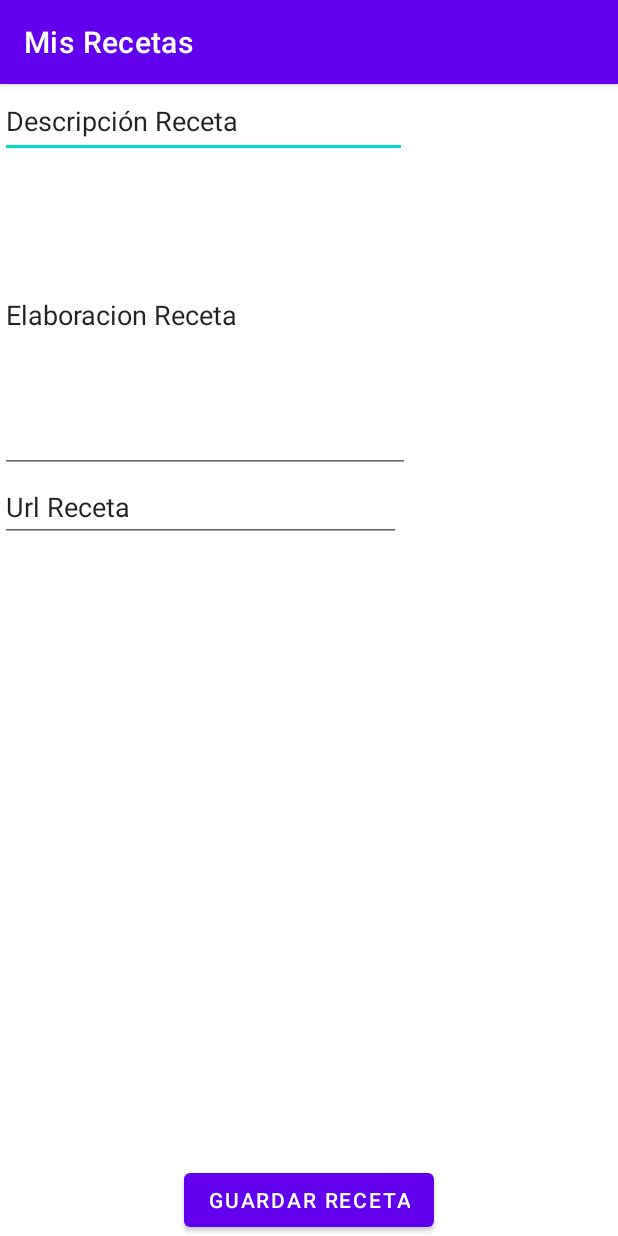
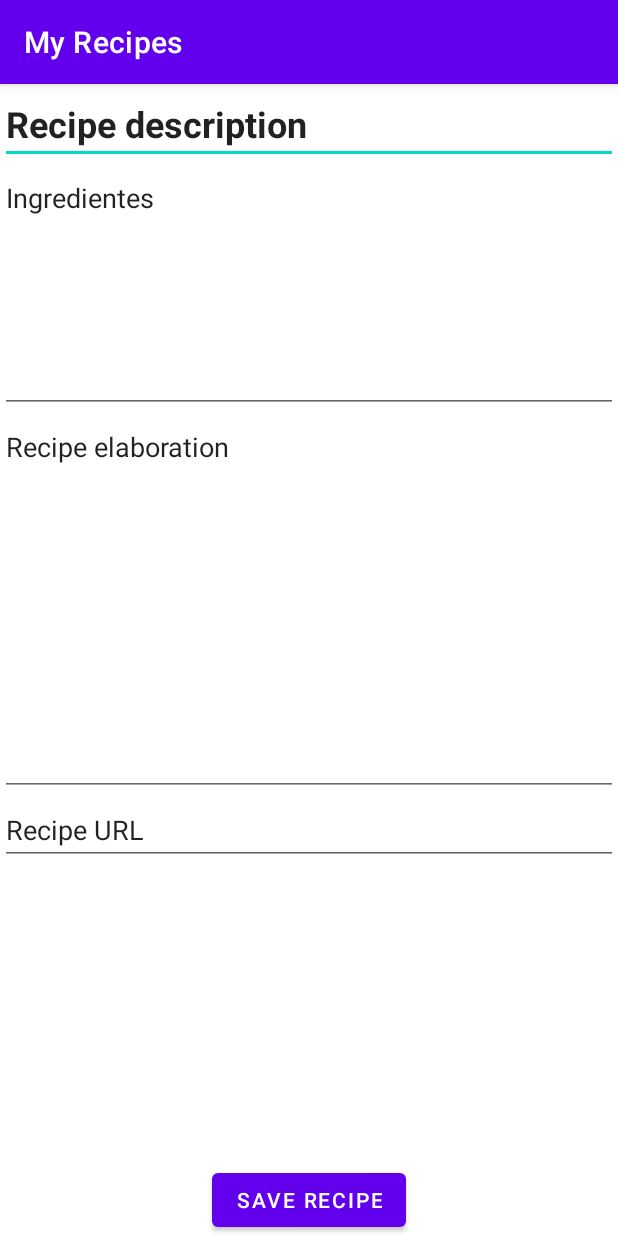
Before and after one commit to ivanrev/MisRecetas, an Android app: the screen it shows after launch (ActividadNuevaReceta), after a tap on an icon or button, on a phone screen of 412 x 824 dp. Run offline under Robolectric (Android 15) with nearby library versions, the phone set to English and light mode, and no system bars.

Commit message:
Cambios en ListView de Recetas y Grabación de recetas Quitar código no válido.

```diff
--- a/app/src/main/java/com/ivanr/misrecetas/ActividadNuevaReceta.kt
+++ b/app/src/main/java/com/ivanr/misrecetas/ActividadNuevaReceta.kt
@@ -38,5 +38,8 @@ class ActividadNuevaReceta : AppCompatActivity() {
     fun crearReceta () {
         val admin = AdminSQLite(this, "recetas", null, 1)
         admin.creaReceta(this, admin, etDescripcion.getText().toString(), etElaboracion.getText().toString(), etUrl.getText().toString())
+        //Volvemos atras y actualizarmos los datos al crear el MainActivity
+        val intent = Intent(this, MainActivity::class.java)
+        startActivity(intent)
     }
 }
--- a/app/src/main/java/com/ivanr/misrecetas/MainActivity.kt
+++ b/app/src/main/java/com/ivanr/misrecetas/MainActivity.kt
@@ -7,13 +7,11 @@ import android.view.Menu
 import android.view.MenuItem
 import android.view.View
 import android.view.ViewGroup
-import android.widget.AdapterView
-import android.widget.BaseAdapter
-import android.widget.ListView
-import android.widget.TextView
+import android.widget.*
 import androidx.appcompat.app.AppCompatActivity
 import com.google.android.material.floatingactionbutton.FloatingActionButton
 import com.google.android.material.snackbar.Snackbar
+
 
 class MainActivity : AppCompatActivity() {
     val util = Util()
@@ -22,25 +20,25 @@ class MainActivity : AppCompatActivity() {
 
     override fun onCreate(savedInstanceState: Bundle?) {
         super.onCreate(savedInstanceState)
+
+        asocia_controles()
+        consultarRecetas ()
+    }
+
+    fun asocia_controles () {
         setContentView(R.layout.activity_main)
         setSupportActionBar(findViewById(R.id.toolbar))
 
         findViewById<FloatingActionButton>(R.id.fab).setOnClickListener { view ->
-            Snackbar.make(view, "Replace with your own action", Snackbar.LENGTH_LONG)
-                    .setAction("Action", null).show()
+            //Snackbar.make(view, "Replace with your own action", Snackbar.LENGTH_LONG).setAction("Action", null).show()
             startActivity(Intent(this@MainActivity, ActividadNuevaReceta::class.java)) //.putExtras(getIntent().getExtras()));
-
         }
 
         lvRecetas = findViewById(R.id.lvRecetas) as ListView
         lvRecetas.onItemClickListener = AdapterView.OnItemClickListener { adapterView, view, position, id ->
             util.mensaje(this, "Receta: " + listaRecetas[position].v_descripcion)
         }
-
-        consultarRecetas ()
-
     }
-
     override fun onCreateOptionsMenu(menu: Menu): Boolean {
         // Inflate the menu; this adds items to the action bar if it is present.
         menuInflater.inflate(R.menu.menu_main, menu)
@@ -57,6 +55,9 @@ class MainActivity : AppCompatActivity() {
         }
     }
 
+    override fun onBackPressed() {
+        finish()
+    }
     fun consultarRecetas () {
         val admin = AdminSQLite(this, "recetas", null, 1)
         var fila = admin.consultar(admin, "select descripcion, elaboracion from recetas order by codigo desc")
@@ -89,7 +90,6 @@ class MainActivity : AppCompatActivity() {
         override fun getView(position: Int, convertView: View?, parent: ViewGroup?): View? {
             val view: View?
             val vh: ViewHolder
-
             if (convertView == null) {
                 view = layoutInflater.inflate(R.layout.receta, parent, false)
                 vh = ViewHolder(view)
@@ -99,23 +99,17 @@ class MainActivity : AppCompatActivity() {
                 view = convertView
                 vh = view.tag as ViewHolder
             }
-
             var mReceta = recetasList[position]
-
             vh.tvDescripcion.text = mReceta.v_descripcion
             vh.tvIndicaciones.text = mReceta.v_elaboracion
-
             return view
         }
-
         override fun getItem(position: Int): Any {
             return recetasList[position]
         }
-
         override fun getItemId(position: Int): Long {
             return position.toLong()
         }
-
         override fun getCount(): Int {
             return recetasList.size
         }
--- a/app/src/main/java/com/ivanr/misrecetas/Util.java
+++ b/app/src/main/java/com/ivanr/misrecetas/Util.java
@@ -20,9 +20,6 @@ import java.io.FileNotFoundException;
 import java.io.FileOutputStream;
 import java.io.IOException;
 
-/**
- * Created by revuelta on 09/10/2015.
- */
 public class Util {
     static int ms_vibra = 1000;
 
--- a/app/src/main/res/layout/nueva_receta.xml
+++ b/app/src/main/res/layout/nueva_receta.xml
@@ -12,27 +12,41 @@
 
         <EditText
             android:id="@+id/etDescripcion"
-            android:layout_width="271dp"
-            android:layout_height="49dp"
+            android:layout_width="match_parent"
+            android:layout_height="wrap_content"
             android:autofillHints=""
             android:ems="10"
             android:inputType="textPersonName"
             android:text="@string/descripcio_n_receta"
+            android:textSize="24sp"
+            android:textStyle="bold"
             tools:ignore="MissingConstraints" />
 
         <EditText
+            android:id="@+id/etIngredientes"
+            android:layout_width="match_parent"
+            android:layout_height="166dp"
+            android:ems="10"
+            android:gravity="start|top"
+            android:inputType="textMultiLine"
+            android:singleLine="false"
+            android:text="Ingredientes" />
+
+        <EditText
             android:id="@+id/etIndicaciones"
-            android:layout_width="273dp"
-            android:layout_height="210dp"
+            android:layout_width="match_parent"
+            android:layout_height="255dp"
             android:autofillHints=""
             android:ems="10"
-            android:inputType="textPersonName"
+            android:gravity="start|top"
+            android:inputType="textMultiLine"
+            android:singleLine="false"
             android:text="@string/elaboracion_receta"
             tools:ignore="MissingConstraints" />
 
         <EditText
             android:id="@+id/etUrl"
-            android:layout_width="267dp"
+            android:layout_width="match_parent"
             android:layout_height="46dp"
             android:autofillHints=""
             android:ems="10"
--- a/app/src/main/res/menu/menu_main.xml
+++ b/app/src/main/res/menu/menu_main.xml
@@ -3,8 +3,16 @@
     xmlns:tools="http://schemas.android.com/tools"
     tools:context="com.ivanr.misrecetas.MainActivity">
     <item
+        android:id="@+id/action_search"
+        android:icon="@android:drawable/ic_search_category_default"
+        android:orderInCategory="100"
+        android:title="@string/action_search"
+        app:showAsAction="never" />
+    <item
         android:id="@+id/action_settings"
-        android:orderInCategory="100"
+        android:icon="@android:drawable/ic_menu_preferences"
+        android:orderInCategory="150"
         android:title="@string/action_settings"
         app:showAsAction="never" />
+
 </menu>
--- a/app/src/main/res/values-night/strings.xml
+++ b/app/src/main/res/values-night/strings.xml
@@ -1,5 +1,5 @@
 <?xml version="1.0" encoding="utf-8"?>
 <resources>
-    <string name="elaboracion_receta">Elaboracion Receta</string>
-    <string name="url_receta">Url Receta</string>
+    <string name="elaboracion_receta">Recipe elaboration</string>
+    <string name="url_receta">Recipe URL</string>
 </resources>
--- a/app/src/main/res/values/strings.xml
+++ b/app/src/main/res/values/strings.xml
@@ -1,18 +1,12 @@
 <resources>
-    <string name="app_name">Mis Recetas</string>
+    <string name="app_name">My Recipes</string>
     <string name="action_settings">Settings</string>
-    <!-- Strings used for fragments for navigation -->
-    <string name="first_fragment_label">First Fragment</string>
-    <string name="second_fragment_label">Second Fragment</string>
-    <string name="next">Next</string>
-    <string name="previous">Previous</string>
+    <string name="action_search">Search</string>
 
-    <string name="hello_first_fragment">Hello first fragment</string>
-    <string name="hello_second_fragment">Hello second fragment. Arg: %1$s</string>
-    <string name="nuevaReceta">Nueva Receta</string>
-    <string name="ultimasRecetas">Úlltimas Recetas</string>
-    <string name="descripcio_n_receta">Descripción Receta</string>
-    <string name="elaboracion_receta">Elaboracion Receta</string>
-    <string name="url_receta">Url Receta</string>
-    <string name="guardar_receta">Guardar Receta</string>
+    <!-- Cadenas utilizadas en la app -->
+    <string name="nuevaReceta">New Recipe</string>
+    <string name="descripcio_n_receta">Recipe description</string>
+    <string name="elaboracion_receta">Recipe elaboration</string>
+    <string name="url_receta">Recipe URL</string>
+    <string name="guardar_receta">Save Recipe</string>
 </resources>
```
Also changed, not shown: app/src/main/res/layout/receta.xml (+43 -16 lines), app/src/main/res/navigation/nav_graph.xml (deleted, +0 -28 lines), 1 other file.
